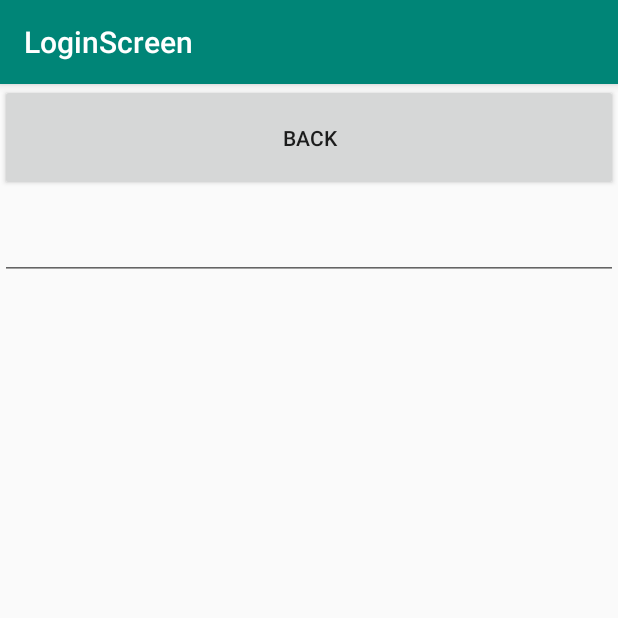
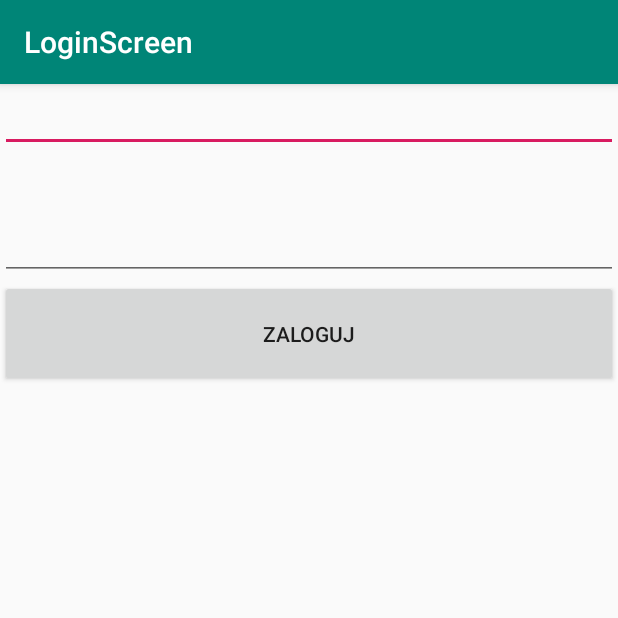
Before and after one commit to Becia09/Pat2019_Beata_Piotrowska, an Android app: the screen it shows after launch (MainScreen), on a phone screen of 412 x 824 dp, the top half of it. Run offline under Robolectric (Android 15) with nearby library versions, the phone set to English and light mode, and no system bars.

Commit message:
editText

```diff
--- a/android1/app/src/main/java/com/example/becia/beatapiotrowska/MainScreen.java
+++ b/android1/app/src/main/java/com/example/becia/beatapiotrowska/MainScreen.java
@@ -1,11 +1,14 @@
 package com.example.becia.beatapiotrowska;
 
+import android.content.Intent;
 import android.os.Bundle;
 import android.support.design.widget.FloatingActionButton;
 import android.support.design.widget.Snackbar;
 import android.support.v7.app.AppCompatActivity;
 import android.support.v7.widget.Toolbar;
 import android.view.View;
+import android.widget.Button;
+import android.widget.EditText;
 
 public class MainScreen extends AppCompatActivity {
 
@@ -15,6 +18,21 @@ public class MainScreen extends AppCompatActivity {
         setContentView(R.layout.activity_main_screen);
         Toolbar toolbar = (Toolbar) findViewById(R.id.toolbar);
         setSupportActionBar(toolbar);
+
+        EditText textEmail = (EditText) findViewById(R.id.email);
+        EditText textPassword = (EditText) findViewById(R.id.password);
+
+
+        Button buttonLogin = (Button)findViewById(R.id.login);  //przycisk logowania
+        buttonLogin.setOnClickListener(new View.OnClickListener() {
+            @Override
+            public void onClick(View view) {
+                Intent intent3;
+                intent3 = new Intent(MainScreen.this, MainActivity.class);
+                startActivity(intent3);
+            }
+        });
+
     }
 
 }
--- a/android1/app/src/main/res/layout/content_main_screen.xml
+++ b/android1/app/src/main/res/layout/content_main_screen.xml
@@ -9,7 +9,7 @@
     tools:showIn="@layout/activity_main_screen">
 
     <EditText
-        android:id="@+id/login"
+        android:id="@+id/email"
         android:layout_width="match_parent"
         android:layout_height="wrap_content"
         android:layout_centerHorizontal="true"
@@ -18,10 +18,10 @@
         android:inputType="textEmailAddress" />
 
     <EditText
-        android:id="@+id/passwort"
+        android:id="@+id/password"
         android:layout_width="match_parent"
         android:layout_height="wrap_content"
-        android:layout_below="@+id/login"
+        android:layout_below="@+id/email"
         android:layout_centerHorizontal="true"
         android:ems="10"
         android:inputType="textPassword"
@@ -30,10 +30,10 @@
         android:layout_alignParentStart="true"/>
 
     <Button
-        android:id="@+id/back"
+        android:id="@+id/login"
         android:layout_width="match_parent"
         android:layout_height="71dp"
-        android:layout_below="@+id/editText3"
+        android:layout_below="@+id/password"
         android:layout_alignParentStart="true"
         android:layout_alignParentLeft="true"
         android:layout_centerHorizontal="true"
--- a/android1/app/src/main/res/values/strings.xml
+++ b/android1/app/src/main/res/values/strings.xml
@@ -1,6 +1,6 @@
 <resources>
     <string name="app_name">beata.piotrowska</string>
     <string name="action_settings">Settings</string>
-    <string name="button1">BACK</string>
+    <string name="button1">zaloguj</string>
     <string name="title_activity_main_screen">LoginScreen</string>
 </resources>
```
